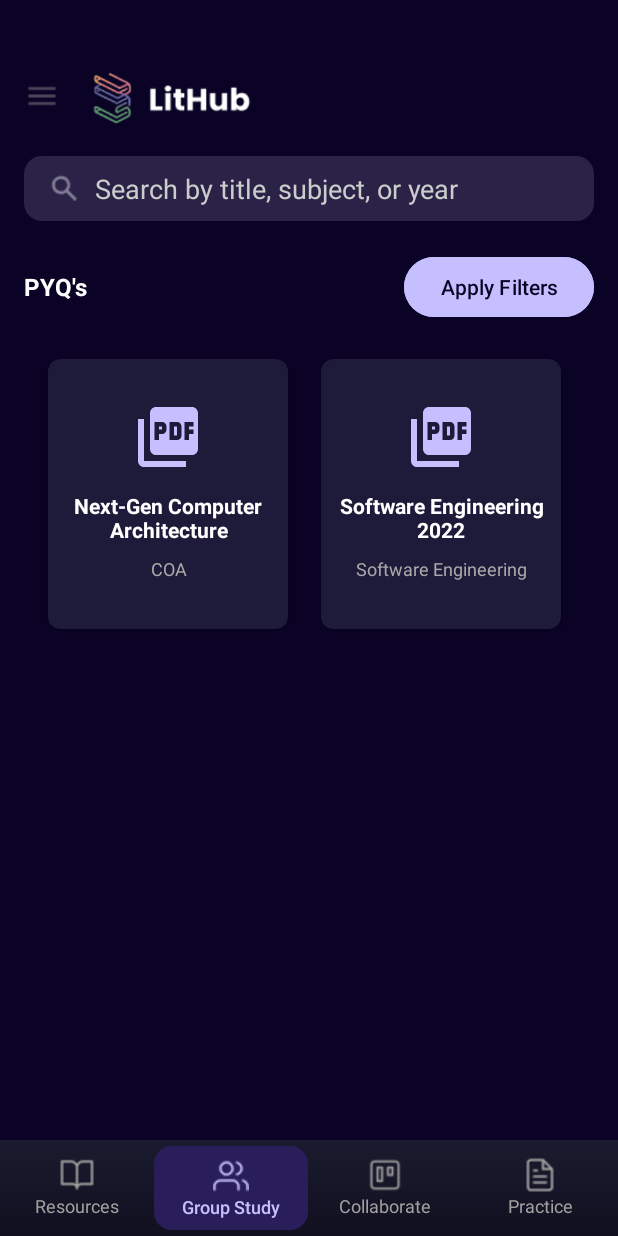
After one commit to himanshi20552/LitHub, an Android app: the PyqListActivity screen opened directly, with no data from a screen before it, on a phone screen of 412 x 824 dp. The commit adds this screen. Run offline under Robolectric (Android 15) with nearby library versions, the phone set to English and light mode, and no system bars.

Commit message:
pyqs activity added

```diff
--- a/MyApplication7/app/src/main/AndroidManifest.xml
+++ b/MyApplication7/app/src/main/AndroidManifest.xml
@@ -59,5 +59,6 @@
             android:exported="false" />
 
         <activity android:name=".SearchResultsActivity" />
+        <activity android:name=".PyqListActivity" />
     </application>
 </manifest>
--- a/MyApplication7/app/src/main/java/com/example/myapplication/MainActivity.java
+++ b/MyApplication7/app/src/main/java/com/example/myapplication/MainActivity.java
@@ -106,6 +106,12 @@ public class MainActivity extends AppCompatActivity {
         findViewById(R.id.nav_practice).setOnClickListener(v -> {
             startActivity(new Intent(this, PracticeMainActivity.class));
             overridePendingTransition(0, 0);
+        });
+
+        TextView pyqHeader = findViewById(R.id.pyq_header);
+        pyqHeader.setOnClickListener(v -> {
+            Intent intent = new Intent(MainActivity.this, PyqListActivity.class);
+            startActivity(intent);
         });
     }
 
--- /dev/null
+++ b/MyApplication7/app/src/main/java/com/example/myapplication/PyqListActivity.java
@@ -0,0 +1,150 @@
+package com.example.myapplication;
+
+import android.app.AlertDialog;
+import android.content.Intent;
+import android.os.Bundle;
+import android.text.Editable;
+import android.text.TextWatcher;
+import android.view.LayoutInflater;
+import android.view.View;
+import android.widget.Button;
+import android.widget.CheckBox;
+import android.widget.EditText;
+import android.widget.ImageView;
+import android.widget.LinearLayout;
+import android.widget.TextView;
+import androidx.annotation.Nullable;
+import androidx.appcompat.app.AppCompatActivity;
+import androidx.recyclerview.widget.GridLayoutManager;
+import androidx.recyclerview.widget.RecyclerView;
+import java.util.ArrayList;
+import java.util.List;
+
+public class PyqListActivity extends AppCompatActivity {
+    private RecyclerView recyclerViewPyqs;
+    private ResourceAdapter pyqAdapter;
+    private List<Resource> pyqList = new ArrayList<>();
+    private EditText searchBar;
+    private Button btnApplyFilters;
+
+    @Override
+    protected void onCreate(@Nullable Bundle savedInstanceState) {
+        super.onCreate(savedInstanceState);
+        setContentView(R.layout.activity_pyq_list);
+
+        recyclerViewPyqs = findViewById(R.id.recyclerViewPyqs);
+        searchBar = findViewById(R.id.search_bar);
+        btnApplyFilters = findViewById(R.id.btn_apply_filters);
+
+        // Setup grid
+        recyclerViewPyqs.setLayoutManager(new GridLayoutManager(this, 2));
+        pyqAdapter = new ResourceAdapter(pyqList, this);
+        recyclerViewPyqs.setAdapter(pyqAdapter);
+
+        // Load all PYQs (replace with your actual data source)
+        loadPyqs();
+
+        // Search functionality
+        searchBar.addTextChangedListener(new TextWatcher() {
+            @Override
+            public void beforeTextChanged(CharSequence s, int start, int count, int after) {}
+            @Override
+            public void onTextChanged(CharSequence s, int start, int before, int count) {
+                filterPyqs(s.toString());
+            }
+            @Override
+            public void afterTextChanged(Editable s) {}
+        });
+
+        // Filter button click
+        btnApplyFilters.setOnClickListener(v -> showFilterDialog());
+
+        // Bottom nav listeners (example: finish() to go back to main page)
+        findViewById(R.id.nav_resources).setOnClickListener(v -> finish());
+        findViewById(R.id.nav_group_study).setOnClickListener(v -> {});
+        findViewById(R.id.nav_collaborate).setOnClickListener(v -> {});
+        findViewById(R.id.nav_practice).setOnClickListener(v -> {});
+    }
+
+    private void loadPyqs() {
+        // TODO: Replace with your actual data source for PYQs
+        pyqList.clear();
+        pyqList.add(new Resource("Next-Gen Computer Architecture", "PYQ", "https://example.com/pyq1.pdf", "COA"));
+        pyqList.add(new Resource("Software Engineering 2022", "PYQ", "https://example.com/pyq2.pdf", "Software Engineering"));
+        // ...add more
+        pyqAdapter.notifyDataSetChanged();
+    }
+
+    private void filterPyqs(String query) {
+        List<Resource> filtered = new ArrayList<>();
+        for (Resource r : pyqList) {
+            if (r.getTitle().toLowerCase().contains(query.toLowerCase()) ||
+                r.getSubject().toLowerCase().contains(query.toLowerCase())) {
+                filtered.add(r);
+            }
+        }
+        pyqAdapter.updateResources(filtered);
+    }
+
+    private void showFilterDialog() {
+        AlertDialog.Builder builder = new AlertDialog.Builder(this);
+        LayoutInflater inflater = getLayoutInflater();
+        View dialogView = inflater.inflate(R.layout.dialog_pyq_filter, null);
+        builder.setView(dialogView);
+        AlertDialog dialog = builder.create();
+
+        // Semester
+        CheckBox sem1 = dialogView.findViewById(R.id.sem1);
+        CheckBox sem2 = dialogView.findViewById(R.id.sem2);
+        CheckBox sem3 = dialogView.findViewById(R.id.sem3);
+        CheckBox sem4 = dialogView.findViewById(R.id.sem4);
+        CheckBox sem5 = dialogView.findViewById(R.id.sem5);
+        CheckBox sem6 = dialogView.findViewById(R.id.sem6);
+        // Course
+        CheckBox courseBtech = dialogView.findViewById(R.id.course_btech);
+        CheckBox courseBba = dialogView.findViewById(R.id.course_bba);
+        CheckBox courseBallb = dialogView.findViewById(R.id.course_ballb);
+        // Subjects
+        CheckBox subjectMad = dialogView.findViewById(R.id.subject_mad);
+        CheckBox subjectCoa = dialogView.findViewById(R.id.subject_coa);
+        CheckBox subjectSe = dialogView.findViewById(R.id.subject_se);
+        CheckBox subjectMl = dialogView.findViewById(R.id.subject_ml);
+        CheckBox subjectFdl = dialogView.findViewById(R.id.subject_fdl);
+        // Year
+        CheckBox year2020 = dialogView.findViewById(R.id.year_2020);
+        CheckBox year2021 = dialogView.findViewById(R.id.year_2021);
+        CheckBox year2022 = dialogView.findViewById(R.id.year_2022);
+        CheckBox year2023 = dialogView.findViewById(R.id.year_2023);
+        CheckBox year2024 = dialogView.findViewById(R.id.year_2024);
+        // Branch
+        CheckBox branchCse = dialogView.findViewById(R.id.branch_cse);
+        CheckBox branchIt = dialogView.findViewById(R.id.branch_it);
+        CheckBox branchEce = dialogView.findViewById(R.id.branch_ece);
+
+        dialogView.findViewById(R.id.btn_apply).setOnClickListener(v -> {
+            // Collect selected filters
+            List<String> selectedSubjects = new ArrayList<>();
+            if (subjectMad.isChecked()) selectedSubjects.add("MAD");
+            if (subjectCoa.isChecked()) selectedSubjects.add("COA");
+            if (subjectSe.isChecked()) selectedSubjects.add("Software Engineering");
+            if (subjectMl.isChecked()) selectedSubjects.add("Machine Learning");
+            if (subjectFdl.isChecked()) selectedSubjects.add("FDL");
+
+            // Example: Only subject filter is implemented for demo
+            if (selectedSubjects.isEmpty()) {
+                pyqAdapter.updateResources(pyqList);
+                dialog.dismiss();
+                return;
+            }
+            List<Resource> filtered = new ArrayList<>();
+            for (Resource r : pyqList) {
+                if (selectedSubjects.contains(r.getSubject())) {
+                    filtered.add(r);
+                }
+            }
+            pyqAdapter.updateResources(filtered);
+            dialog.dismiss();
+        });
+        dialog.show();
+    }
+}
--- /dev/null
+++ b/MyApplication7/app/src/main/res/layout/activity_pyq_list.xml
@@ -0,0 +1,226 @@
+<?xml version="1.0" encoding="utf-8"?>
+<androidx.drawerlayout.widget.DrawerLayout
+    xmlns:android="http://schemas.android.com/apk/res/android"
+    xmlns:app="http://schemas.android.com/apk/res-auto"
+    android:id="@+id/drawer_layout"
+    android:layout_width="match_parent"
+    android:layout_height="match_parent"
+    android:fitsSystemWindows="true">
+
+    <RelativeLayout
+        android:layout_width="match_parent"
+        android:layout_height="match_parent"
+        android:background="#0A0325">
+
+        <LinearLayout
+            android:id="@+id/main_content_container"
+            android:orientation="vertical"
+            android:padding="16dp"
+            android:layout_width="match_parent"
+            android:layout_height="match_parent">
+
+            <!-- Top bar -->
+            <LinearLayout
+                android:id="@+id/top_bar"
+                android:layout_width="match_parent"
+                android:layout_height="wrap_content"
+                android:orientation="horizontal"
+                android:gravity="center_vertical"
+                android:layout_marginBottom="16dp">
+
+                <ImageView
+                    android:id="@+id/menu_icon"
+                    android:layout_width="24dp"
+                    android:layout_height="24dp"
+                    android:layout_marginTop="12dp"
+                    android:src="@drawable/ic_menu" />
+
+                <ImageView
+                    android:id="@+id/app_logo"
+                    android:layout_width="130dp"
+                    android:layout_height="60dp"
+                    android:layout_marginTop="12dp"
+                    android:src="@drawable/lithub_logo"
+                    android:layout_marginStart="12dp" />
+            </LinearLayout>
+
+            <!-- Search Bar -->
+            <EditText
+                android:id="@+id/search_bar"
+                android:layout_width="match_parent"
+                android:layout_height="43dp"
+                android:hint="  Search by title, subject, or year"
+                android:drawableStart="@drawable/ic_search"
+                android:background="@drawable/search_bg"
+                android:paddingStart="16dp"
+                android:textColorHint="#CCCCCC"
+                android:textColor="#FFFFFF" />
+
+            <!-- Section Title and Filter Button -->
+            <LinearLayout
+                android:layout_width="match_parent"
+                android:layout_height="wrap_content"
+                android:orientation="horizontal"
+                android:gravity="center_vertical"
+                android:layout_marginTop="20dp"
+                android:layout_marginBottom="8dp">
+
+                <TextView
+                    android:id="@+id/pyq_section_title"
+                    android:layout_width="0dp"
+                    android:layout_height="wrap_content"
+                    android:layout_weight="1"
+                    android:text="PYQ's"
+                    android:textColor="#FFFFFF"
+                    android:textStyle="bold"
+                    android:textSize="16sp" />
+
+                <Button
+                    android:id="@+id/btn_apply_filters"
+                    android:layout_width="wrap_content"
+                    android:layout_height="wrap_content"
+                    android:text="Apply Filters"
+                    android:textColor="#0A0325"
+                    android:backgroundTint="#C5BFFF"
+                    android:layout_gravity="end" />
+            </LinearLayout>
+
+            <!-- PYQ List -->
+            <androidx.recyclerview.widget.RecyclerView
+                android:id="@+id/recyclerViewPyqs"
+                android:layout_width="match_parent"
+                android:layout_height="0dp"
+                android:layout_weight="1"
+                android:clipToPadding="false"
+                android:padding="8dp"/>
+        </LinearLayout>
+
+        <!-- Bottom Navigation -->
+        <LinearLayout
+            android:id="@+id/bottomNav"
+            android:layout_alignParentBottom="true"
+            android:layout_width="match_parent"
+            android:layout_height="64dp"
+            android:orientation="horizontal"
+            android:gravity="center"
+            android:background="@drawable/nav_bg"
+            android:paddingTop="4dp"
+            android:paddingBottom="4dp">
+
+            <!-- Resources Tab -->
+            <LinearLayout
+                android:id="@+id/nav_resources"
+                android:orientation="vertical"
+                android:gravity="center"
+                android:layout_weight="1"
+                android:layout_width="0dp"
+                android:layout_height="match_parent">
+
+                <ImageView
+                    android:id="@+id/nav_resources_icon"
+                    android:src="@drawable/ic_book"
+                    android:layout_width="24dp"
+                    android:layout_height="24dp"
+                    android:tint="#A0A0A0"/>
+                <TextView
+                    android:id="@+id/nav_resources_text"
+                    android:text="Resources"
+                    android:textColor="#A0A0A0"
+                    android:textSize="12sp"
+                    android:fontFamily="sans-serif"
+                    android:layout_height="wrap_content"
+                    android:layout_width="wrap_content"/>
+            </LinearLayout>
+
+            <!-- Group Study Tab (Active) -->
+            <LinearLayout
+                android:id="@+id/nav_group_study"
+                android:orientation="vertical"
+                android:gravity="center"
+                android:layout_weight="1"
+                android:layout_width="0dp"
+                android:layout_height="match_parent"
+                android:background="@drawable/nav_item_active_bg"
+                android:paddingTop="8dp"
+                android:paddingBottom="8dp">
+
+                <ImageView
+                    android:id="@+id/nav_group_study_icon"
+                    android:src="@drawable/ic_groupstudy"
+                    android:layout_width="24dp"
+                    android:layout_height="24dp"
+                    android:tint="#C5BFFF"/>
+                <TextView
+                    android:id="@+id/nav_group_study_text"
+                    android:text="Group Study"
+                    android:textColor="#C5BFFF"
+                    android:textSize="12sp"
+                    android:fontFamily="sans-serif-medium"
+                    android:layout_height="wrap_content"
+                    android:layout_width="wrap_content"/>
+            </LinearLayout>
+
+            <!-- Collaborate Tab -->
+            <LinearLayout
+                android:id="@+id/nav_collaborate"
+                android:orientation="vertical"
+                android:gravity="center"
+                android:layout_weight="1"
+                android:layout_width="0dp"
+                android:layout_height="match_parent">
+
+                <ImageView
+                    android:id="@+id/nav_collaborate_icon"
+                    android:src="@drawable/ic_collaborate"
+                    android:layout_width="24dp"
+                    android:layout_height="24dp"
+                    android:tint="#A0A0A0"/>
+                <TextView
+                    android:id="@+id/nav_collaborate_text"
+                    android:text="Collaborate"
+                    android:textColor="#A0A0A0"
+                    android:textSize="12sp"
+                    android:fontFamily="sans-serif"
+                    android:layout_height="wrap_content"
+                    android:layout_width="wrap_content"/>
+            </LinearLayout>
+
+            <!-- Practice Tab -->
+            <LinearLayout
+                android:id="@+id/nav_practice"
+                android:orientation="vertical"
+                android:gravity="center"
+                android:layout_weight="1"
+                android:layout_width="0dp"
+                android:layout_height="match_parent">
+
+                <ImageView
+                    android:id="@+id/nav_practice_icon"
+                    android:src="@drawable/ic_practice"
+                    android:layout_width="24dp"
+                    android:layout_height="24dp"
+                    android:tint="#A0A0A0"/>
+                <TextView
+                    android:id="@+id/nav_practice_text"
+                    android:text="Practice"
+                    android:textColor="#A0A0A0"
+                    android:textSize="12sp"
+                    android:fontFamily="sans-serif"
+                    android:layout_height="wrap_content"
+                    android:layout_width="wrap_content"/>
+            </LinearLayout>
+        </LinearLayout>
+    </RelativeLayout>
+
+    <!-- Navigation View -->
+    <com.google.android.material.navigation.NavigationView
+        android:id="@+id/nav_view"
+        android:layout_width="280dp"
+        android:layout_height="match_parent"
+        android:layout_gravity="start"
+        android:background="#1E1A3A"
+        app:headerLayout="@layout/nav_header"
+        app:menu="@menu/drawer_menu"
+        app:itemTextColor="#FFFFFF"
+        app:itemIconTint="#FFFFFF"/>
+</androidx.drawerlayout.widget.DrawerLayout>
```
Also changed, not shown: MyApplication7/app/src/main/res/layout/dialog_pyq_filter.xml (added, +115 -0 lines).
